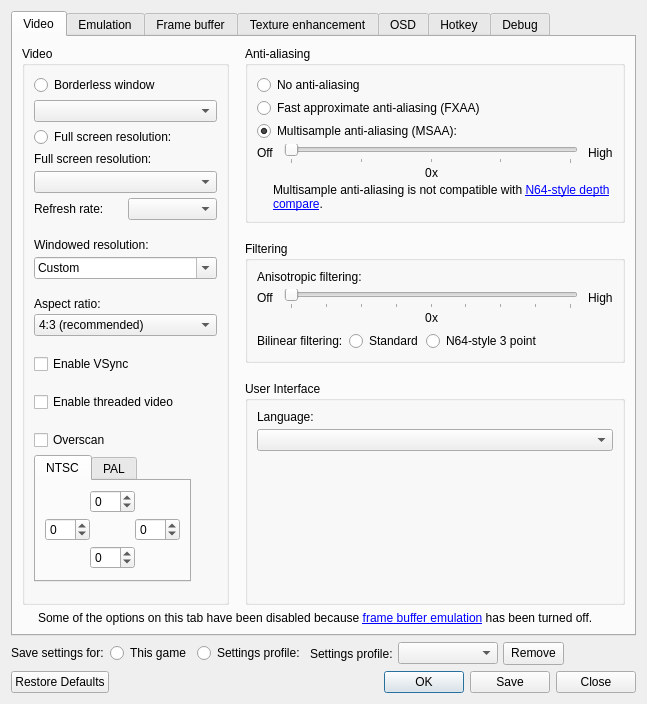
First picture: the form in src/GLideNUI/configDialog.ui, repository gonetz/GLideN64, before the edit.
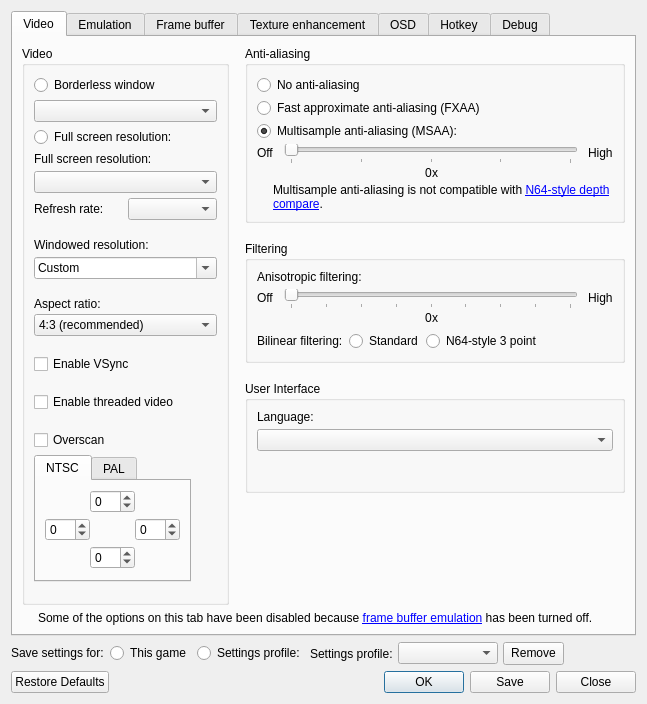
Second picture: the form after the edit. Icons and pictures are not drawn.

Commit message: GLideNUI: hide translations UI when no translations are found

Patch:
```diff
--- a/src/GLideNUI/configDialog.ui
+++ b/src/GLideNUI/configDialog.ui
@@ -969,6 +969,19 @@
              </layout>
             </widget>
            </item>
+           <item>
+            <spacer name="userInterfaceSpacer">
+             <property name="orientation">
+              <enum>Qt::Orientation::Vertical</enum>
+             </property>
+             <property name="sizeHint" stdset="0">
+              <size>
+               <width>20</width>
+               <height>40</height>
+              </size>
+             </property>
+            </spacer>
+           </item>
           </layout>
          </item>
         </layout>
```
Left out of the diff: 126 changed lines with no effect on the pictures. The commit also changes 1 other file.
